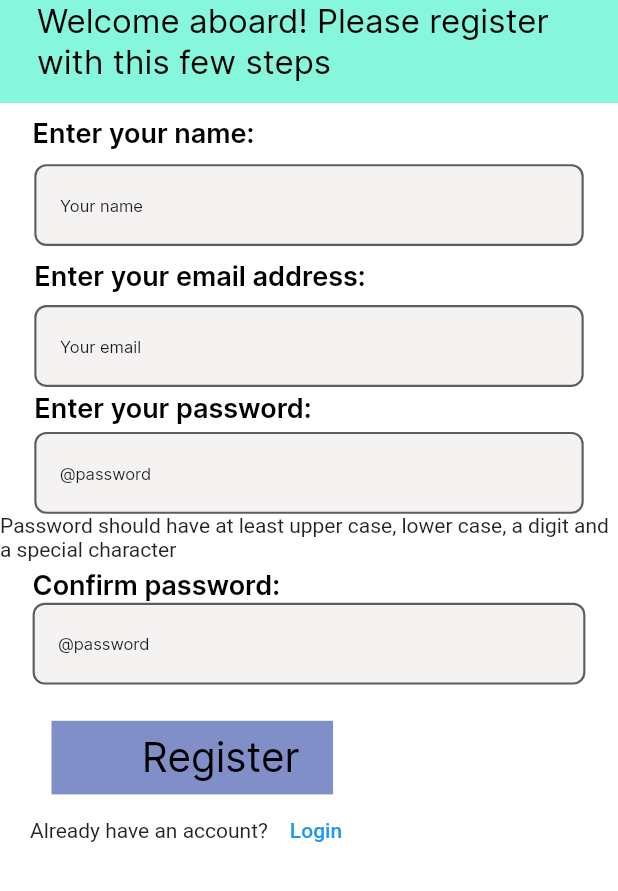
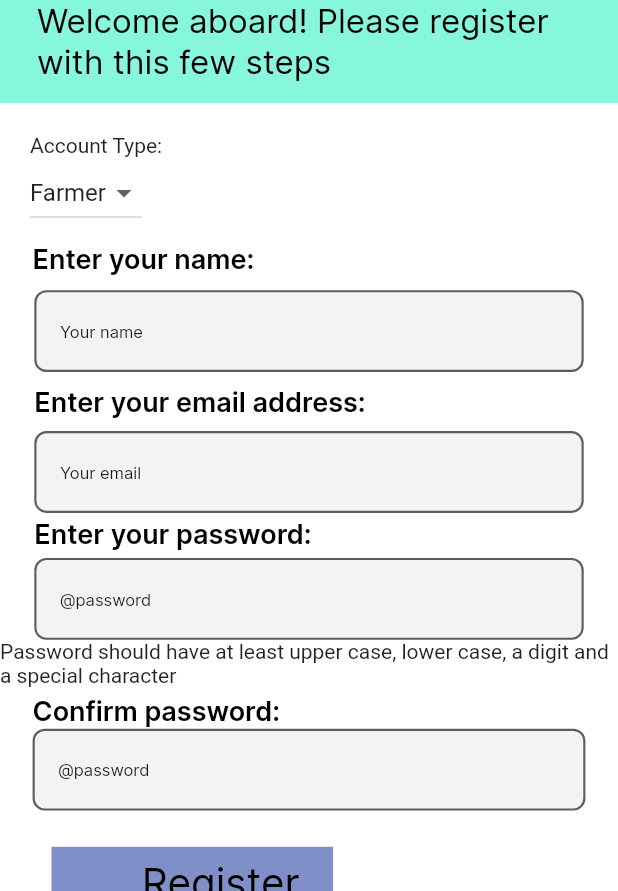
Before and after one commit to MuchiriKinyua/Mmaziwa, a Flutter app: the screen it shows after launch, after a tap on "Get started", on a phone screen of 412 x 824 dp, the part 345-1236 px from its top. Run offline on Flutter 3.47's test engine with Material 2 defaults, Android fonts, the phone set to English and light mode, and no system bars; our stand-ins replace cached_network_image, cloud_firestore, connectivity_plus, firebase_auth, firebase_core, flutter_svg and 3 more; missing offline and left inert: mpesa_flutter_plugin; accounts and stored records are empty.

Commit message:
eigth commit

```diff
--- a/lib/main.dart
+++ b/lib/main.dart
@@ -1,6 +1,7 @@
 // ignore: unused_import
 import 'dart:collection';
 
+import 'package:cloud_firestore/cloud_firestore.dart';
 import 'package:firebase_auth/firebase_auth.dart';
 import 'package:firebase_core/firebase_core.dart';
 import 'package:flutter/foundation.dart';
@@ -28,9 +29,45 @@ void main() async {
   });
 }
 
-class MyApp extends StatelessWidget {
+class MyApp extends StatefulWidget {
+  @override
+  State<MyApp> createState() => _MyAppState();
+}
+
+class _MyAppState extends State<MyApp> {
+  bool initialized = false;
+  String initialRoute = AppRoutes.initialRoute;
+
+  @override
+  void initState() {
+    super.initState();
+    Future.delayed(Duration.zero, () async {
+      final user = FirebaseAuth.instance.currentUser;
+      if (user == null) {
+        setState(() {
+          initialized = true;
+        });
+      } else {
+        FirebaseFirestore.instance
+            .collection("users")
+            .doc(user.uid)
+            .get()
+            .then((value) {
+          if (value.exists) {
+            final data = value.data() ?? {};
+            setState(() {
+              initialRoute = data["type"] == "farmer"
+                  ? AppRoutes.homepageScreen
+                  : AppRoutes.buyerHomePageScreen;
+              initialized = true;
+            });
+          }
+        });
+      }
+    });
+  }
+
   // This widget is the root of your application.
-
   Future<dynamic> startTransaction(
       {required double amount, required String phone}) async {
     // ignore: unused_local_variable
@@ -76,17 +113,24 @@ class MyApp extends StatelessWidget {
   @override
   Widget build(BuildContext context) {
     startTransaction(amount: 10.0, phone: "254713030677");
-    bool isLoggedIn = FirebaseAuth.instance.currentUser != null;
-    return GetMaterialApp(
+
+    return initialized
+        ? GetMaterialApp(
             debugShowCheckedModeBanner: false,
             translations: AppLocalization(),
             locale: Get.deviceLocale, //for setting localization strings
             fallbackLocale: Locale('en', 'US'),
             title: 'mmaziwaapp',
             initialBinding: InitialBindings(),
-      initialRoute:
-          isLoggedIn ? AppRoutes.homepageScreen : AppRoutes.initialRoute,
+            initialRoute: initialRoute,
             getPages: AppRoutes.pages,
+          )
+        : MaterialApp(
+            home: Scaffold(
+              body: Center(
+                child: CircularProgressIndicator(),
+              ),
+            ),
           );
   }
 }
--- a/lib/presentation/m_pesa_screen/controller/m_pesa_controller.dart
+++ b/lib/presentation/m_pesa_screen/controller/m_pesa_controller.dart
@@ -6,6 +6,7 @@ import '/core/app_export.dart';
 class MPesaController extends GetxController {
   Rx<MPesaModel> mPesaModelObj = MPesaModel().obs;
 
+  final quantityInputController = TextEditingController();
   final amountInputController = TextEditingController();
   final phoneInputController = TextEditingController();
 
--- a/lib/presentation/m_pesa_screen/m_pesa_screen.dart
+++ b/lib/presentation/m_pesa_screen/m_pesa_screen.dart
@@ -78,7 +78,7 @@ class MPesaScreen extends GetWidget<MPesaController> {
                                   horizontal: 20, vertical: 20),
                               child: TextFormField(
                                 keyboardType: TextInputType.number,
-                                controller: controller.amountInputController,
+                                controller: controller.quantityInputController,
                                 decoration: InputDecoration(
                                   hintText: "Enter Milk Quantity",
                                 ),
@@ -155,7 +155,7 @@ class MPesaScreen extends GetWidget<MPesaController> {
   }
 
   onTapButton() {
-    Get.toNamed(AppRoutes.homepageScreen);
+    Get.toNamed(AppRoutes.buyerHomePageScreen);
   }
 
   Future<dynamic> startTransaction(BuildContext context,
@@ -199,6 +199,7 @@ class MPesaScreen extends GetWidget<MPesaController> {
               .collection("transactions")
               .add(
             {
+              "quantity": controller.quantityInputController.text,
               "amount": amount,
               "phone_no": phone,
               "timestamp": DateTime.now().millisecondsSinceEpoch,
--- a/lib/presentation/registration_screen/controller/registration_controller.dart
+++ b/lib/presentation/registration_screen/controller/registration_controller.dart
@@ -15,6 +15,14 @@ class RegistrationController extends GetxController {
 
   Rx<RegistrationModel> registrationModelObj = RegistrationModel().obs;
 
+  void setAccountType(String? type) {
+    registrationModelObj
+      ..update((val) {
+        val?.type = type ?? "farmer";
+      });
+    update();
+  }
+
   @override
   void onReady() {
     super.onReady();
--- a/lib/presentation/registration_screen/models/registration_model.dart
+++ b/lib/presentation/registration_screen/models/registration_model.dart
@@ -1 +1,3 @@
-class RegistrationModel {}
+class RegistrationModel {
+  String type = "farmer";
+}
--- a/lib/presentation/registration_screen/registration_screen.dart
+++ b/lib/presentation/registration_screen/registration_screen.dart
@@ -3,6 +3,7 @@ import 'package:firebase_auth/firebase_auth.dart';
 import 'package:flutter/material.dart';
 import 'package:mmaziwaapp/core/app_export.dart';
 import 'package:mmaziwaapp/core/utils/validation_functions.dart';
+import 'package:mmaziwaapp/presentation/registration_screen/models/registration_model.dart';
 import 'package:mmaziwaapp/widgets/custom_button.dart';
 import 'package:mmaziwaapp/widgets/custom_text_form_field.dart';
 
@@ -75,6 +76,33 @@ class RegistrationScreen extends GetWidget<RegistrationController> {
                                         textAlign: TextAlign.left,
                                         style: AppStyle.txtInterRegular20))
                               ]))),
+                  Align(
+                    alignment: Alignment.centerLeft,
+                    child: Padding(
+                      padding: const EdgeInsets.only(left: 20, top: 20),
+                      child: Text("Account Type: "),
+                    ),
+                  ),
+                  Align(
+                    alignment: Alignment.centerLeft,
+                    child: Padding(
+                      padding: const EdgeInsets.only(left: 20),
+                      child: StreamBuilder<RegistrationModel>(
+                        stream: controller.registrationModelObj.stream,
+                        builder: (context, snapshot) => DropdownButton<String>(
+                          value: snapshot.data?.type ?? "farmer",
+                          items: ["farmer", "buyer"]
+                              .map((accountType) => DropdownMenuItem<String>(
+                                    value: accountType,
+                                    child: Text(
+                                        accountType.capitalize ?? accountType),
+                                  ))
+                              .toList(),
+                          onChanged: controller.setAccountType,
+                        ),
+                      ),
+                    ),
+                  ),
                   Align(
                       alignment: Alignment.centerLeft,
                       child: Padding(
@@ -182,7 +210,7 @@ class RegistrationScreen extends GetWidget<RegistrationController> {
                         Text("Already have an account?"),
                         TextButton(
                             onPressed: () {
-                              Get.offAndToNamed(AppRoutes.logInScreen);
+                              Get.toNamed(AppRoutes.logInScreen);
                             },
                             child: Text("Login"))
                       ],
@@ -204,17 +232,18 @@ class RegistrationScreen extends GetWidget<RegistrationController> {
       password: controller.passwordInputController.text,
     );
     final user = userCredential.user;
+    final userData = {
+      "name": controller.nameInputController.text,
+      "type": controller.registrationModelObj.value.type,
+    };
     if (user != null) {
-      //account created
-      //storing name in firestore
-      final userData = {
-        "name": controller.nameInputController.text,
-      };
       await FirebaseFirestore.instance
           .collection("users")
           .doc(user.uid)
           .set(userData);
     }
-    Get.toNamed(AppRoutes.homepageScreen);
+    Get.toNamed(userData["type"] == "farmer"
+        ? AppRoutes.homepageScreen
+        : AppRoutes.buyerHomePageScreen);
   }
 }
--- a/lib/presentation/splashscreen_screen/splashscreen_screen.dart
+++ b/lib/presentation/splashscreen_screen/splashscreen_screen.dart
@@ -1,3 +1,5 @@
+import 'package:cloud_firestore/cloud_firestore.dart';
+import 'package:firebase_auth/firebase_auth.dart';
 import 'package:flutter/material.dart';
 import 'package:mmaziwaapp/core/app_export.dart';
 import 'package:mmaziwaapp/widgets/custom_button.dart';
@@ -84,6 +86,23 @@ class SplashscreenScreen extends GetWidget<SplashscreenController> {
   }
 
   onTapBtnGetstarted() {
-    Get.offAndToNamed(AppRoutes.registrationScreen);
+    final user = FirebaseAuth.instance.currentUser;
+    if (user == null) {
+      Get.offAndToNamed(AppRoutes.registrationScreen);
+      return;
+    }
+
+    FirebaseFirestore.instance
+        .collection("users")
+        .doc(user.uid)
+        .get()
+        .then((value) {
+      if (value.exists) {
+        final data = value.data() ?? {};
+        Get.offAndToNamed(data["type"] == "farmer"
+            ? AppRoutes.homepageScreen
+            : AppRoutes.buyerHomePageScreen);
+      }
+    });
   }
 }
```
Also changed, not shown: lib/presentation/buyer_homepage_screen/buyer_homepage_screen.dart (+9 -0 lines), lib/presentation/log_in_screen/log_in_screen.dart (+15 -17 lines), 3 other files. Lines whose indentation alone changed are shown as unchanged.
